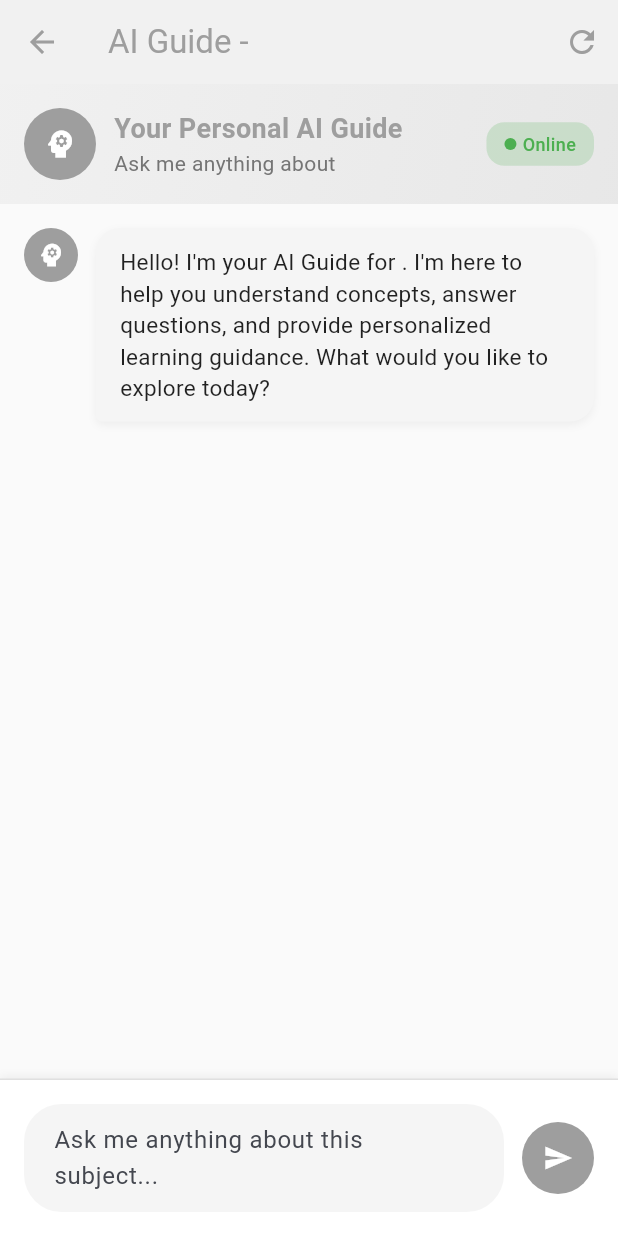
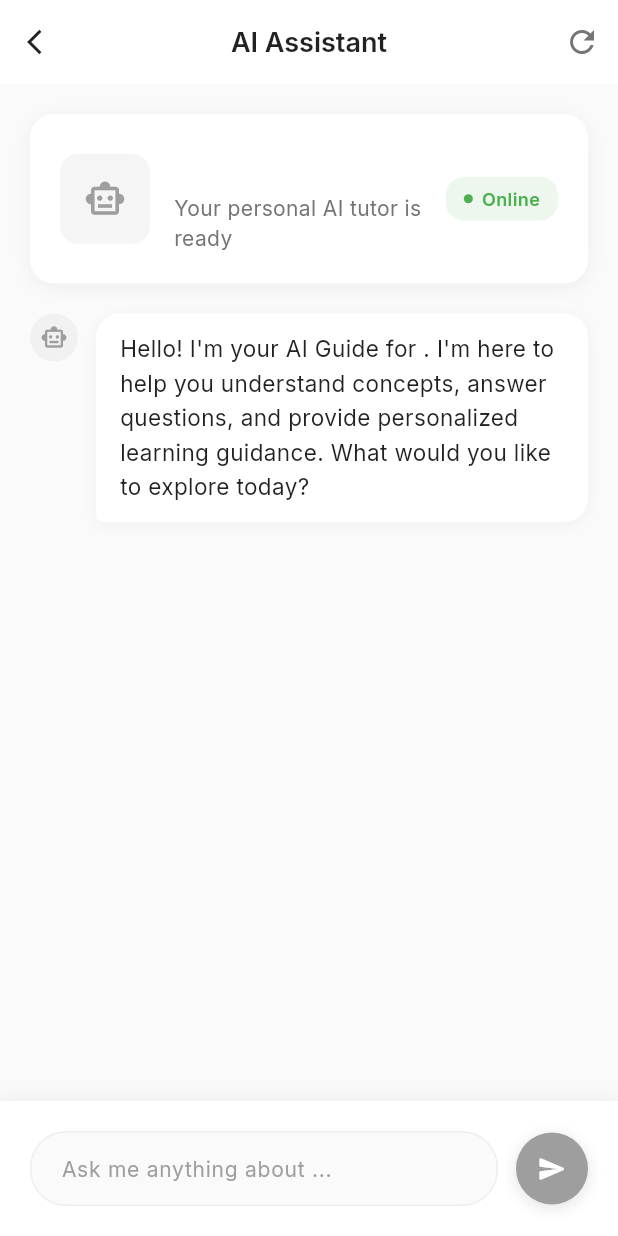
Before and after one commit to sanjaysagar12/pathshala_std, a Flutter app: the AIGuideScreen screen opened directly with empty values, on a phone screen of 412 x 824 dp. Run offline on Flutter 3.47's test engine with Material 3 defaults, Android fonts, the phone set to English and light mode, and no system bars; our stand-ins replace google_fonts.

Commit message:
feat: updated ai guide page

```diff
--- a/lib/screen/ai_guide_screen.dart
+++ b/lib/screen/ai_guide_screen.dart
@@ -1,4 +1,5 @@
 import 'package:flutter/material.dart';
+import 'package:google_fonts/google_fonts.dart';
 
 class AIGuideScreen extends StatefulWidget {
   final String subjectName;
@@ -113,10 +114,23 @@ class _AIGuideScreenState extends State<AIGuideScreen> {
   @override
   Widget build(BuildContext context) {
     return Scaffold(
+      backgroundColor: Colors.grey[50],
       appBar: AppBar(
-        title: Text('AI Guide - ${widget.subjectName}'),
-        backgroundColor: widget.subjectColor.withOpacity(0.1),
-        foregroundColor: widget.subjectColor,
+        title: Text(
+          'AI Assistant',
+          style: GoogleFonts.inter(
+            fontWeight: FontWeight.w600,
+            fontSize: 18,
+          ),
+        ),
+        backgroundColor: Colors.white,
+        foregroundColor: Colors.black87,
+        leading: IconButton(
+          onPressed: () => Navigator.pop(context),
+          icon: const Icon(Icons.arrow_back_ios, size: 20),
+        ),
+        elevation: 0,
+        centerTitle: true,
         actions: [
           IconButton(
             onPressed: () {
@@ -128,57 +142,60 @@ class _AIGuideScreenState extends State<AIGuideScreen> {
                 });
               });
             },
-            icon: const Icon(Icons.refresh),
+            icon: Icon(Icons.refresh, color: Colors.grey[600]),
             tooltip: 'Clear Chat',
           ),
         ],
       ),
       body: Column(
         children: [
-          // AI Guide Header
+          // Enhanced AI Guide Header
           Container(
             width: double.infinity,
-            padding: const EdgeInsets.all(16),
+            padding: const EdgeInsets.all(20),
+            margin: const EdgeInsets.all(20),
             decoration: BoxDecoration(
-              gradient: LinearGradient(
-                begin: Alignment.topLeft,
-                end: Alignment.bottomRight,
-                colors: [
-                  widget.subjectColor.withOpacity(0.1),
-                  widget.subjectColor.withOpacity(0.2),
-                ],
-              ),
+              color: Colors.white,
+              borderRadius: BorderRadius.circular(16),
+              boxShadow: [
+                BoxShadow(
+                  color: Colors.black.withOpacity(0.05),
+                  blurRadius: 10,
+                  offset: const Offset(0, 2),
+                ),
+              ],
             ),
             child: Row(
               children: [
                 Container(
-                  padding: const EdgeInsets.all(12),
+                  padding: const EdgeInsets.all(16),
                   decoration: BoxDecoration(
+                    color: widget.subjectColor.withOpacity(0.1),
+                    borderRadius: BorderRadius.circular(12),
+                  ),
+                  child: Icon(
+                    Icons.smart_toy_outlined,
+                    size: 28,
                     color: widget.subjectColor,
-                    borderRadius: BorderRadius.circular(25),
-                  ),
-                  child: const Icon(
-                    Icons.psychology,
-                    color: Colors.white,
-                    size: 24,
                   ),
                 ),
-                const SizedBox(width: 12),
+                const SizedBox(width: 16),
                 Expanded(
                   child: Column(
                     crossAxisAlignment: CrossAxisAlignment.start,
                     children: [
                       Text(
-                        'Your Personal AI Guide',
-                        style: TextStyle(
-                          fontSize: 18,
+                        widget.subjectName,
+                        style: GoogleFonts.inter(
+                          fontSize: 20,
                           fontWeight: FontWeight.bold,
-                          color: widget.subjectColor,
+                          color: Colors.black87,
                         ),
                       ),
+                      const SizedBox(height: 4),
                       Text(
-                        'Ask me anything about ${widget.subjectName}',
-                        style: TextStyle(
+                        'Your personal AI tutor is ready',
+                        style: GoogleFonts.inter(
                           fontSize: 14,
                           color: Colors.grey[600],
                         ),
@@ -189,27 +206,27 @@ class _AIGuideScreenState extends State<AIGuideScreen> {
                 Container(
                   padding: const EdgeInsets.symmetric(horizontal: 12, vertical: 6),
                   decoration: BoxDecoration(
-                    color: Colors.green.withOpacity(0.2),
+                    color: Colors.green.withOpacity(0.1),
                     borderRadius: BorderRadius.circular(12),
                   ),
                   child: Row(
                     mainAxisSize: MainAxisSize.min,
                     children: [
                       Container(
-                        width: 8,
-                        height: 8,
+                        width: 6,
+                        height: 6,
                         decoration: const BoxDecoration(
                           color: Colors.green,
                           shape: BoxShape.circle,
                         ),
                       ),
-                      const SizedBox(width: 4),
-                      const Text(
+                      const SizedBox(width: 6),
+                      Text(
                         'Online',
-                        style: TextStyle(
+                        style: GoogleFonts.inter(
                           fontSize: 12,
                           color: Colors.green,
-                          fontWeight: FontWeight.w500,
+                          fontWeight: FontWeight.w600,
                         ),
                       ),
                     ],
@@ -223,7 +240,7 @@ class _AIGuideScreenState extends State<AIGuideScreen> {
           Expanded(
             child: ListView.builder(
               controller: _scrollController,
-              padding: const EdgeInsets.all(16),
+              padding: const EdgeInsets.symmetric(horizontal: 20),
               itemCount: _messages.length,
               itemBuilder: (context, index) {
                 final message = _messages[index];
@@ -239,16 +256,16 @@ class _AIGuideScreenState extends State<AIGuideScreen> {
                     children: [
                       if (!isUser) ...[
                         Container(
-                          width: 36,
-                          height: 36,
+                          width: 32,
+                          height: 32,
                           decoration: BoxDecoration(
+                            color: widget.subjectColor.withOpacity(0.1),
+                            borderRadius: BorderRadius.circular(16),
+                          ),
+                          child: Icon(
+                            Icons.smart_toy_outlined,
                             color: widget.subjectColor,
-                            borderRadius: BorderRadius.circular(18),
-                          ),
-                          child: const Icon(
-                            Icons.psychology,
-                            color: Colors.white,
-                            size: 20,
+                            size: 18,
                           ),
                         ),
                         const SizedBox(width: 12),
@@ -262,7 +279,7 @@ class _AIGuideScreenState extends State<AIGuideScreen> {
                           decoration: BoxDecoration(
                             color: isUser
                                 ? widget.subjectColor
-                                : Colors.grey[100],
+                                : Colors.white,
                             borderRadius: BorderRadius.only(
                               topLeft: const Radius.circular(16),
                               topRight: const Radius.circular(16),
@@ -275,18 +292,18 @@ class _AIGuideScreenState extends State<AIGuideScreen> {
                             ),
                             boxShadow: [
                               BoxShadow(
-                                color: Colors.black.withOpacity(0.05),
-                                blurRadius: 4,
+                                color: Colors.black.withOpacity(0.04),
+                                blurRadius: 8,
                                 offset: const Offset(0, 2),
                               ),
                             ],
                           ),
                           child: Text(
                             message['message']!,
-                            style: TextStyle(
+                            style: GoogleFonts.inter(
                               color: isUser ? Colors.white : Colors.black87,
                               fontSize: 15,
-                              height: 1.4,
+                              height: 1.5,
                             ),
                           ),
                         ),
@@ -294,16 +311,16 @@ class _AIGuideScreenState extends State<AIGuideScreen> {
                       if (isUser) ...[
                         const SizedBox(width: 12),
                         Container(
-                          width: 36,
-                          height: 36,
+                          width: 32,
+                          height: 32,
                           decoration: BoxDecoration(
-                            color: Colors.grey[400],
-                            borderRadius: BorderRadius.circular(18),
+                            color: Colors.grey[200],
+                            borderRadius: BorderRadius.circular(16),
                           ),
-                          child: const Icon(
-                            Icons.person,
-                            color: Colors.white,
-                            size: 20,
+                          child: Icon(
+                            Icons.person_outline,
+                            color: Colors.grey[600],
+                            size: 18,
                           ),
                         ),
                       ],
@@ -314,18 +331,15 @@ class _AIGuideScreenState extends State<AIGuideScreen> {
             ),
           ),
 
-          // Message Input
+          // Enhanced Message Input
           Container(
-            padding: const EdgeInsets.all(16),
+            padding: const EdgeInsets.all(20),
             decoration: BoxDecoration(
               color: Colors.white,
-              border: Border(
-                top: BorderSide(color: Colors.grey[300]!),
-              ),
               boxShadow: [
                 BoxShadow(
                   color: Colors.black.withOpacity(0.05),
-                  blurRadius: 4,
+                  blurRadius: 10,
                   offset: const Offset(0, -2),
                 ),
               ],
@@ -335,19 +349,28 @@ class _AIGuideScreenState extends State<AIGuideScreen> {
                 Expanded(
                   child: Container(
                     decoration: BoxDecoration(
-                      color: Colors.grey[100],
-                      borderRadius: BorderRadius.circular(25),
+                      color: Colors.grey[50],
+                      borderRadius: BorderRadius.circular(24),
+                      border: Border.all(
+                        color: Colors.grey[200]!,
+                        width: 1,
+                      ),
                     ),
                     child: TextField(
                       controller: _messageController,
-                      decoration: const InputDecoration(
-                        hintText: 'Ask me anything about this subject...',
+                      decoration: InputDecoration(
+                        hintText: 'Ask me anything about ${widget.subjectName}...',
+                        hintStyle: GoogleFonts.inter(
+                          color: Colors.grey[500],
+                          fontSize: 14,
+                        ),
                         border: InputBorder.none,
-                        contentPadding: EdgeInsets.symmetric(
+                        contentPadding: const EdgeInsets.symmetric(
                           horizontal: 20,
                           vertical: 12,
                         ),
                       ),
+                      style: GoogleFonts.inter(fontSize: 14),
                       onSubmitted: (_) => _sendMessage(),
                       maxLines: null,
                     ),
@@ -355,14 +378,32 @@ class _AIGuideScreenState extends State<AIGuideScreen> {
                 ),
                 const SizedBox(width: 12),
                 Container(
+                  width: 48,
+                  height: 48,
                   decoration: BoxDecoration(
                     color: widget.subjectColor,
-                    borderRadius: BorderRadius.circular(25),
+                    borderRadius: BorderRadius.circular(24),
+                    boxShadow: [
+                      BoxShadow(
+                        color: widget.subjectColor.withOpacity(0.3),
+                        blurRadius: 8,
+                        offset: const Offset(0, 2),
+                      ),
+                    ],
                   ),
-                  child: IconButton(
-                    onPressed: _sendMessage,
-                    icon: const Icon(Icons.send, color: Colors.white),
-                    iconSize: 20,
+                  child: Material(
+                    color: Colors.transparent,
+                    child: InkWell(
+                      onTap: _sendMessage,
+                      borderRadius: BorderRadius.circular(24),
+                      child: const Center(
+                        child: Icon(
+                          Icons.send_rounded,
+                          color: Colors.white,
+                          size: 20,
+                        ),
+                      ),
+                    ),
                   ),
                 ),
               ],
```
